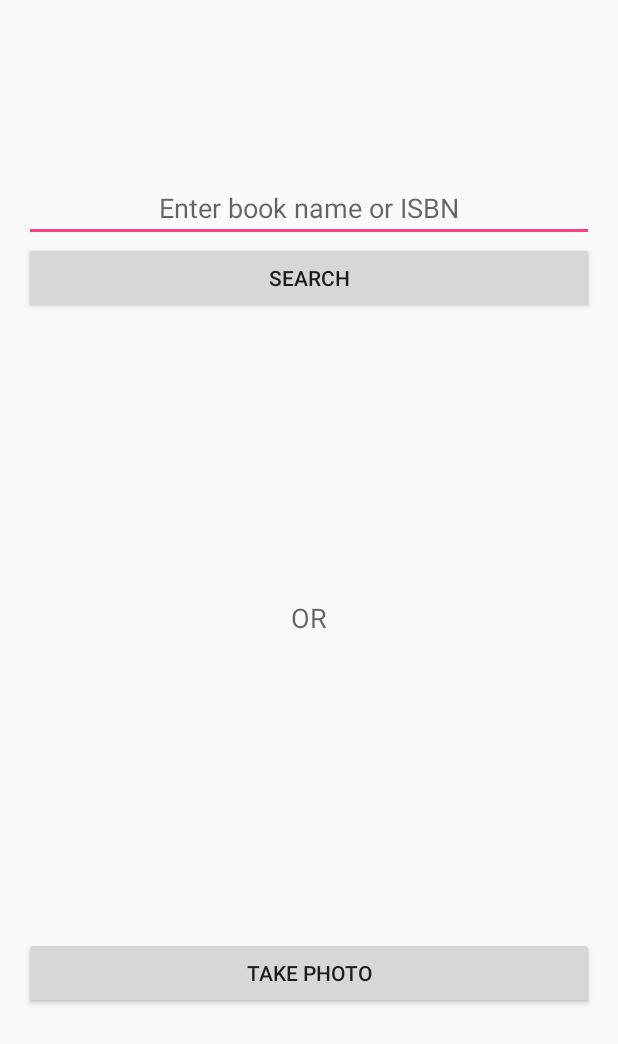
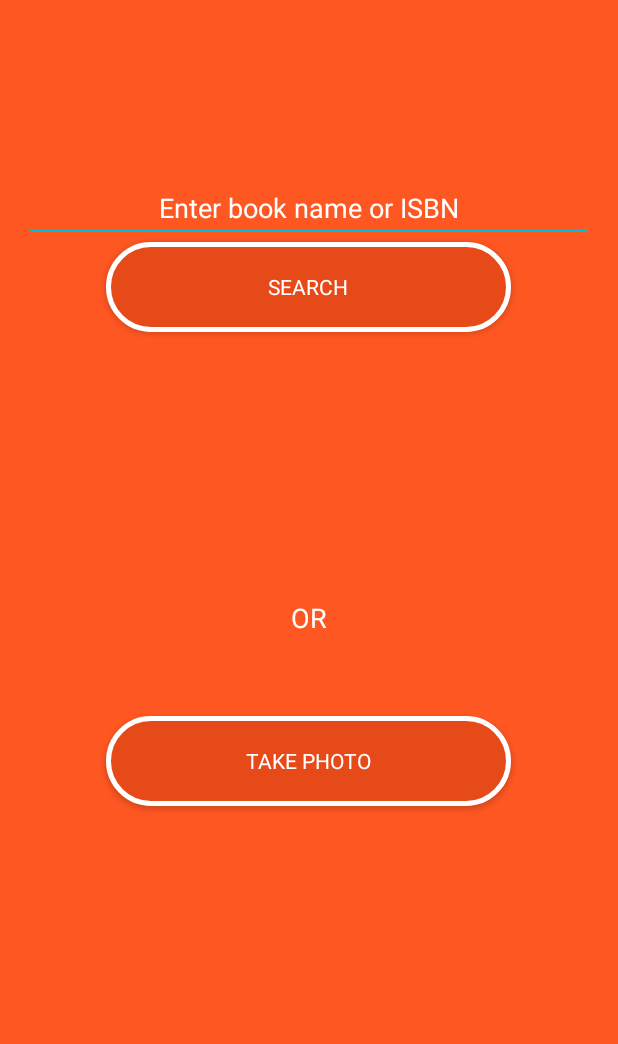
Before and after one commit to mattmili/FAB, an Android app: the screen it shows after launch (MainActivity), on a phone screen of 412 x 824 dp. Shown: the top 1044 px of the screen. Run offline under Robolectric (Android 15) with nearby library versions, the phone set to English and light mode, and no system bars; libraries missing offline, so code that uses them is left out: com.microsoft.projectoxford; 1 statement that could not run was skipped.

Commit message:
Started UI Implementation, added colors

```diff
--- /dev/null
+++ b/FAB/app/src/main/res/drawable/button_shape.xml
@@ -0,0 +1,23 @@
+<?xml version="1.0" encoding="utf-8"?>
+<shape xmlns:android="http://schemas.android.com/apk/res/android" android:shape="rectangle" >
+    <corners
+        android:radius="48dp"
+        />
+    <solid
+        android:color="@color/primary_dark"
+        />
+    <padding
+        android:left="0dp"
+        android:top="0dp"
+        android:right="0dp"
+        android:bottom="0dp"
+        />
+    <size
+        android:width="270dp"
+        android:height="60dp"
+        />
+    <stroke
+        android:width="3dp"
+        android:color="#FFFFFF"
+        />
+</shape>
--- a/FAB/app/src/main/res/layout/activity_main.xml
+++ b/FAB/app/src/main/res/layout/activity_main.xml
@@ -4,19 +4,21 @@
     android:layout_height="match_parent" android:paddingLeft="@dimen/activity_horizontal_margin"
     android:paddingRight="@dimen/activity_horizontal_margin"
     android:paddingTop="@dimen/activity_vertical_margin"
-    android:paddingBottom="@dimen/activity_vertical_margin" tools:context=".MainActivity">
-
+    android:paddingBottom="@dimen/activity_vertical_margin" tools:context=".MainActivity"
+    android:background="@color/primary">
 
 
     <Button
         android:layout_width="wrap_content"
         android:layout_height="wrap_content"
-        android:text="Take Photo"
+        android:text="@string/take_photo"
         android:id="@+id/takePhotoButton"
-        android:layout_alignParentBottom="true"
-        android:layout_marginBottom="135dp"
-        android:layout_alignParentStart="true"
-        android:layout_alignEnd="@+id/searchButton" />
+        android:fontFamily="sans-serif"
+        android:background="@drawable/button_shape"
+        android:textColor="#FFFFFF"
+        android:layout_below="@+id/textLabel_Or"
+        android:layout_centerHorizontal="true"
+        android:layout_marginTop="53dp" />
 
     <EditText
         android:layout_width="wrap_content"
@@ -26,16 +28,20 @@
         android:layout_alignParentEnd="true"
         android:layout_marginTop="100dp"
         android:layout_alignParentStart="true"
-        android:gravity="center" />
+        android:gravity="center"
+        android:fontFamily="sans-serif"
+        android:textColor="#FFFFFF"/>
 
     <Button
         android:layout_width="wrap_content"
         android:layout_height="wrap_content"
         android:text="Search"
         android:id="@+id/searchButton"
+        android:fontFamily="sans-serif"
+        android:background="@drawable/button_shape"
+        android:textColor="#FFFFFF"
         android:layout_below="@+id/bookInput"
-        android:layout_alignParentStart="true"
-        android:layout_alignEnd="@+id/bookInput" />
+        android:layout_centerHorizontal="true" />
 
     <TextView
         android:layout_width="wrap_content"
@@ -43,6 +49,8 @@
         android:textAppearance="?android:attr/textAppearanceMedium"
         android:text="OR"
         android:id="@+id/textLabel_Or"
+        android:fontFamily="sans-serif"
+        android:textColor="#FFFFFF"
         android:layout_centerVertical="true"
         android:layout_centerHorizontal="true" />
 </RelativeLayout>
--- a/FAB/app/src/main/res/values/colors.xml
+++ b/FAB/app/src/main/res/values/colors.xml
@@ -1,6 +1,11 @@
 <?xml version="1.0" encoding="utf-8"?>
 <resources>
-    <color name="colorPrimary">#3F51B5</color>
-    <color name="colorPrimaryDark">#303F9F</color>
-    <color name="colorAccent">#FF4081</color>
+    <color name="primary">#FF5722</color>
+    <color name="primary_dark">#E64A19</color>
+    <color name="primary_light">#FFCCBC</color>
+    <color name="accent">#00BCD4</color>
+    <color name="primary_text">#212121</color>
+    <color name="secondary_text">#727272</color>
+    <color name="icons">#FFFFFF</color>
+    <color name="divider">#B6B6B6</color>
 </resources>
--- a/FAB/app/src/main/res/values/strings.xml
+++ b/FAB/app/src/main/res/values/strings.xml
@@ -1,10 +1,11 @@
 <resources>
     <string name="app_name">FAB</string>
+    <string name="subscription_key">APIKEY</string>
+
     <string name="input_hint">Enter book name or ISBN</string>
     <string name="search_button">Search</string>
     <string name="book_not_found_message">Sorry, we couldn\'t find that book...</string>
-    <string name="subscription_key">APIKEY</string>
-
     <string name="source">Source:</string>
     <string name="title_activity_loading_screen">LoadingScreen</string>
+    <string name="take_photo">Take Photo</string>
 </resources>
--- a/FAB/app/src/main/res/values/styles.xml
+++ b/FAB/app/src/main/res/values/styles.xml
@@ -3,9 +3,9 @@
     <!-- Base application theme. -->
     <style name="AppTheme" parent="Theme.AppCompat.Light.NoActionBar">
         <!-- Customize your theme here. -->
-        <item name="colorPrimary">@color/colorPrimary</item>
-        <item name="colorPrimaryDark">@color/colorPrimaryDark</item>
-        <item name="colorAccent">@color/colorAccent</item>
+        <item name="colorPrimary">@color/primary</item>
+        <item name="colorPrimaryDark">@color/primary_dark</item>
+        <item name="colorAccent">@color/accent</item>
     </style>
     <style name="AppTheme.AppBarOverlay" parent="ThemeOverlay.AppCompat.Dark.ActionBar" />
     <style name="AppTheme.PopupOverlay" parent="ThemeOverlay.AppCompat.Light" />
```
Also changed, not shown: FAB/app/src/main/AndroidManifest.xml (+8 -4 lines), FAB/app/src/main/java/com/csci4100/fab/MainActivity.java (+4 -8 lines), FAB/app/src/main/res/layout/activity_book_entry.xml (+6 -3 lines), FAB/app/src/main/res/layout/activity_loading_screen.xml (+5 -3 lines).
